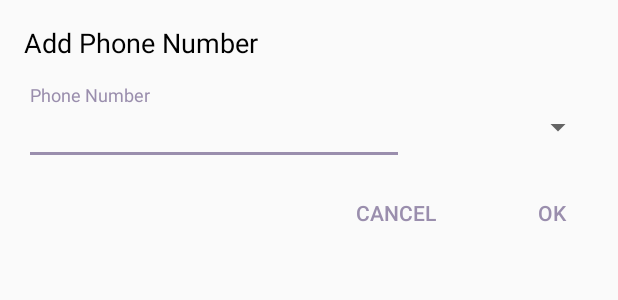
After one commit to Arakmmis/Contacts-App, an Android app: the layout add_contact_dialog_phone_number.xml on its own in the app's theme, with its tools: preview values and no code run, on a phone screen of 412 x 824 dp. The commit adds this screen. Shown: the top 300 px of the screen. Run offline under Robolectric (Android 15) with nearby library versions, the phone set to English and light mode, and no system bars.

Commit message:
Done 'Add Phone Number' functionality to Add Contact Activity

```diff
--- a/app/src/main/AndroidManifest.xml
+++ b/app/src/main/AndroidManifest.xml
@@ -7,6 +7,7 @@
     <uses-permission android:name="android.permission.CAMERA"/>
 
     <application
+        android:name=".utils.App"
         android:allowBackup="true"
         android:icon="@mipmap/ic_launcher"
         android:label="@string/app_name"
--- a/app/src/main/java/me/arakmmis/contactsapp/mvpcontracts/AddContactContract.kt
+++ b/app/src/main/java/me/arakmmis/contactsapp/mvpcontracts/AddContactContract.kt
@@ -1,4 +1,6 @@
 package me.arakmmis.contactsapp.mvpcontracts
+
+import me.arakmmis.contactsapp.businesslogic.models.PhoneNumber
 
 /**
  * Created by arakm on 10/5/2017.
@@ -6,10 +8,14 @@ package me.arakmmis.contactsapp.mvpcontracts
 interface AddContactContract {
 
     interface AddContactView {
+        fun showPhoneNumberError(errorMessage: String)
 
+        fun updatePhoneList(phoneNumbers: List<PhoneNumber>)
     }
 
     interface AddContactPresenter {
+        fun addPhoneNumber(phoneNumber: PhoneNumber)
 
+        fun deletePhoneNumber(phoneNumber: PhoneNumber)
     }
 }
--- a/app/src/main/java/me/arakmmis/contactsapp/utils/Const.kt
+++ b/app/src/main/java/me/arakmmis/contactsapp/utils/Const.kt
@@ -3,6 +3,7 @@ package me.arakmmis.contactsapp.utils
 
 object Const {
 
-    // Contact
     val CONTACT_KEY = "contact"
+    val PHONE_NUMBERS_KEY = "phone_numbers"
+    val DEFAULT_TYPE_KEY = "default"
 }
--- /dev/null
+++ b/app/src/main/res/layout/add_contact_dialog_phone_number.xml
@@ -0,0 +1,75 @@
+<?xml version="1.0" encoding="utf-8"?>
+<RelativeLayout xmlns:android="http://schemas.android.com/apk/res/android"
+                android:layout_width="match_parent"
+                android:layout_height="wrap_content">
+
+    <TextView
+        android:id="@+id/tv_add_phone_number_txt"
+        android:layout_width="match_parent"
+        android:layout_height="wrap_content"
+        android:layout_marginEnd="16dp"
+        android:layout_marginStart="16dp"
+        android:layout_marginTop="16dp"
+        android:text="@string/add_phone_number"
+        android:textColor="@android:color/black"
+        android:textSize="18sp"/>
+
+    <LinearLayout
+        android:id="@+id/ll_phone_number_details"
+        android:layout_width="match_parent"
+        android:layout_height="wrap_content"
+        android:layout_below="@id/tv_add_phone_number_txt"
+        android:layout_marginBottom="8dp"
+        android:layout_marginEnd="16dp"
+        android:layout_marginStart="16dp"
+        android:layout_marginTop="16dp"
+        android:orientation="horizontal">
+
+        <android.support.design.widget.TextInputLayout
+            android:id="@+id/til_phone_number"
+            android:layout_width="0dp"
+            android:layout_height="wrap_content"
+            android:layout_weight="2"
+            android:hint="@string/phone_number">
+
+            <EditText
+                android:id="@+id/et_phone_number"
+                android:layout_width="match_parent"
+                android:layout_height="wrap_content"
+                android:layout_weight="2"
+                android:inputType="phone"
+                android:maxLines="1"
+                android:textColor="@color/colorPrimaryDark"
+                android:textSize="16sp"/>
+        </android.support.design.widget.TextInputLayout>
+
+        <Spinner
+            android:id="@+id/spinner_phone_number_type"
+            android:layout_width="0dp"
+            android:layout_height="wrap_content"
+            android:layout_marginTop="16dp"
+            android:layout_weight="1"/>
+    </LinearLayout>
+
+    <Button
+        android:id="@+id/ok"
+        android:layout_width="wrap_content"
+        android:layout_height="wrap_content"
+        android:layout_alignParentEnd="true"
+        android:layout_below="@id/ll_phone_number_details"
+        android:layout_marginBottom="8dp"
+        android:background="@android:color/transparent"
+        android:text="@android:string/ok"
+        android:textColor="@color/colorAccent"/>
+
+    <Button
+        android:id="@+id/cancel"
+        android:layout_width="wrap_content"
+        android:layout_height="wrap_content"
+        android:layout_below="@id/ll_phone_number_details"
+        android:layout_marginEnd="16dp"
+        android:layout_toStartOf="@id/ok"
+        android:background="@android:color/transparent"
+        android:text="@android:string/cancel"
+        android:textColor="@color/colorAccent"/>
+</RelativeLayout>
```
Also changed, not shown: app/src/main/java/me/arakmmis/contactsapp/ui/addContact/AddContactActivity.kt (+74 -0 lines), app/src/main/java/me/arakmmis/contactsapp/ui/addContact/AddContactPresenter.kt (+48 -4 lines), app/src/main/java/me/arakmmis/contactsapp/ui/addContact/adapter/DetailsAdapter.kt (added, +25 -0 lines), app/src/main/java/me/arakmmis/contactsapp/ui/addContact/adapter/DetailsViewHolder.kt (added, +53 -0 lines), app/src/main/java/me/arakmmis/contactsapp/utils/App.kt (added, +14 -0 lines), app/src/main/java/me/arakmmis/contactsapp/utils/Cache.kt (added, +30 -0 lines), app/src/main/java/me/arakmmis/contactsapp/utils/ValidationUtil.kt (added, +47 -0 lines), app/src/main/res/drawable/ic_delete_black_24dp.xml (added, +9 -0 lines), app/src/main/res/layout/add_contact_activity.xml (+18 -11 lines), app/src/main/res/layout/add_contact_rv_item_phone_number.xml (added, +60 -0 lines), app/src/main/res/values/strings.xml (+15 -0 lines), app/src/main/res/drawable/add_new.png.
